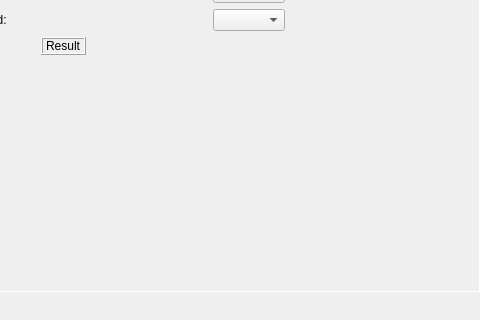
Qt form cpp-qt/mainpanel.ui (miRoox/MEMS-oriented-image-testing-technology) before a commit; both pictures show x 320 to 800 and y 280 to 600 of the 800 by 600 pixel window.
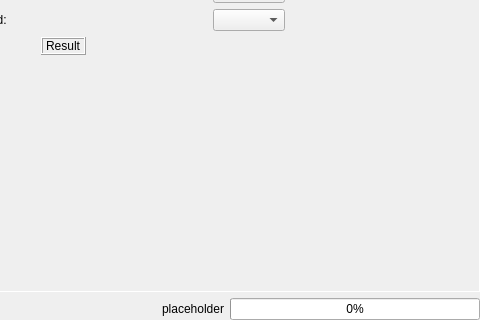
The same form after that commit. Icons and pictures are not drawn. Custom widgets are drawn as their Qt base class.

Patch:
```diff
--- a/cpp-qt/mainpanel.ui
+++ b/cpp-qt/mainpanel.ui
@@ -858,6 +858,23 @@
        </property>
       </spacer>
      </item>
+     <item>
+      <widget class="QLabel" name="progressLabel">
+       <property name="text">
+        <string notr="true">placeholder</string>
+       </property>
+      </widget>
+     </item>
+     <item>
+      <widget class="QProgressBar" name="progressBar">
+       <property name="value">
+        <number>0</number>
+       </property>
+       <property name="format">
+        <string notr="true">%p%</string>
+       </property>
+      </widget>
+     </item>
     </layout>
    </item>
   </layout>
```
